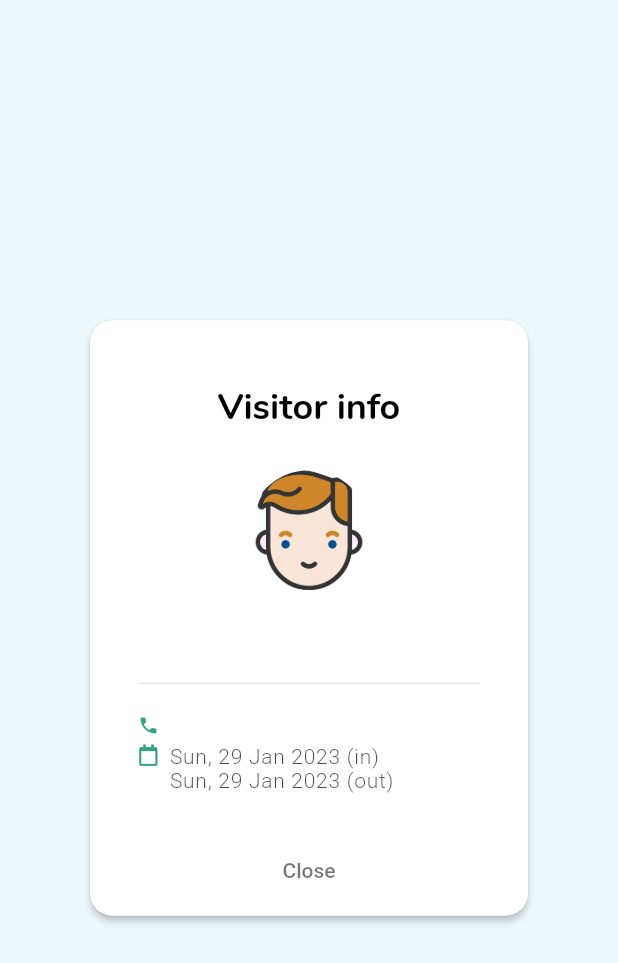
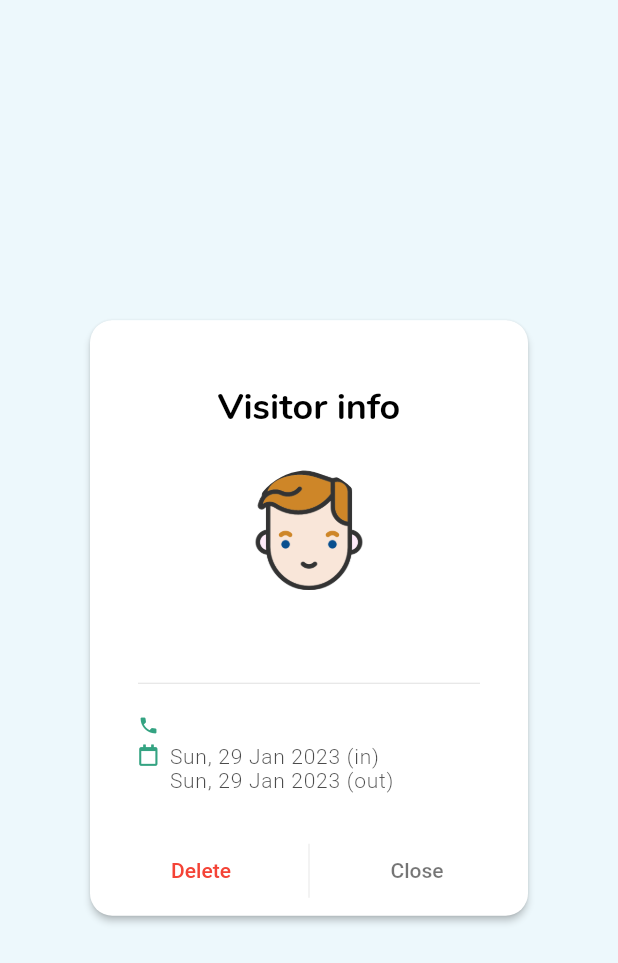
Before and after one commit to Wongoose/the-hill-residence, a Flutter app: the VisitorInfoDialog widget shown alone on an empty page, opened directly with empty values, on a phone screen of 412 x 824 dp. Shown: the top 963 px of the screen. Run offline on Flutter 3.47's test engine with Material 2 defaults, Android fonts, the phone set to English and light mode, and no system bars; drawn by our look-alikes of overlay_support; our stand-ins replace auto_size_text, circular_countdown_timer, cloud_firestore, firebase_auth, firebase_core, flutter_holo_date_picker and 7 more; missing offline and left inert: fluttercontactpicker, image_stack, open_mail_app, whatsapp_share2; accounts and stored records are empty.

Commit message:
DONE: Created delete visitor feature

```diff
--- a/lib/models/model_user.dart
+++ b/lib/models/model_user.dart
@@ -18,8 +18,8 @@ class AppUser extends GetxController {
   String? state;
   String? postcode;
 
-  List<Visitor> pastVisitors = [];
-  List<Visitor> upcomingVisitors = [];
+  RxList<Visitor> pastVisitors = <Visitor>[].obs;
+  RxList<Visitor> upcomingVisitors = <Visitor>[].obs;
   RxInt todayVisitors = 0.obs;
 
   AppUser({this.provider, this.email, this.uid, this.isVerified = false});
@@ -61,11 +61,11 @@ class AppUser extends GetxController {
   }
 
   // Methods
-  void populatePastVisitors(List<Visitor> visitors) => pastVisitors = visitors;
+  void populatePastVisitors(List<Visitor> visitors) => pastVisitors(visitors);
 
   void populateUpcomingVisitors(List<Visitor> visitors) {
     todayVisitors.value = 0;
-    upcomingVisitors = [];
+    upcomingVisitors.value = [];
     if (visitors.isNotEmpty) {
       for (var visitor in visitors) {
         if (visitor.entryDate.isAfter(DateTime.now().subtract(Duration(days: 1)))) {
--- a/lib/models/model_visitor.dart
+++ b/lib/models/model_visitor.dart
@@ -13,7 +13,12 @@ class Visitor {
   String? id;
 
   Visitor(
-      {required this.entryDate, required this.exitDate, required this.phone, required this.name, this.registeredDate});
+      {required this.entryDate,
+      required this.exitDate,
+      required this.phone,
+      required this.name,
+      this.registeredDate,
+      this.id});
 
   // Getters - Visitor dates display
   String get entryDateDisplay {
--- a/lib/screens/home/pages/all_visitors_main.dart
+++ b/lib/screens/home/pages/all_visitors_main.dart
@@ -12,7 +12,7 @@ class AllVisitorsMain extends StatelessWidget {
 
   @override
   Widget build(BuildContext context) {
-    final VisitorDBService _db = Get.put(VisitorDBService());
+    final VisitorDBService _db = Get.find();
     final AuthService authService = Get.find();
     final MyThemeServiceController themeService = Get.put(MyThemeServiceController());
 
@@ -52,6 +52,7 @@ class AllVisitorsMain extends StatelessWidget {
                 child: FutureBuilder(
                   future: _db.getVisitors(),
                   builder: (context, visitors) {
+                    return Obx(() {
                       final List<Visitor> data = authService.appUser.pastVisitors;
                       return ListView.separated(
                         padding: EdgeInsets.fromLTRB(30, 40, 10, 40),
@@ -60,6 +61,7 @@ class AllVisitorsMain extends StatelessWidget {
                         itemBuilder: (context, index) => SingleVisitorListItem(visitor: data[index]),
                         separatorBuilder: (context, index) => Divider(height: 50),
                       );
+                    });
                   },
                 ),
               ),
--- a/lib/screens/home/widgets/home_notif_card.dart
+++ b/lib/screens/home/widgets/home_notif_card.dart
@@ -27,7 +27,7 @@ class HomeNotifCard extends StatelessWidget {
           child: Row(
             mainAxisAlignment: MainAxisAlignment.spaceBetween,
             children: [
-              Text("Upcoming residents",
+              Text("Upcoming visitors",
                   style: TextStyle(fontSize: 20, fontWeight: FontWeight.bold, color: themeService.textColor87)),
               GestureDetector(
                   onTap: () => Get.to(() => AllVisitorsMain()),
@@ -48,8 +48,8 @@ class HomeNotifCard extends StatelessWidget {
               child: FutureBuilder(
                 future: _db.getVisitors(),
                 builder: (context, snapshot) {
+                  return Obx(() {
                     final List<Visitor> data = authService.appUser.upcomingVisitors;
-
                     return ListView.separated(
                       padding: EdgeInsets.fromLTRB(20, 30, 20, 30),
                       itemCount: data.length,
@@ -60,6 +60,7 @@ class HomeNotifCard extends StatelessWidget {
                         return Divider(height: 50);
                       },
                     );
+                  });
                 },
               ),
             ),
--- a/lib/shared/visitor_info_dialog.dart
+++ b/lib/shared/visitor_info_dialog.dart
@@ -3,6 +3,12 @@ import "package:font_awesome_flutter/font_awesome_flutter.dart";
 import "package:get/get.dart";
 import "package:the_hill_residence/controllers/theme_service_controller.dart";
 import "package:the_hill_residence/models/model_visitor.dart";
+import 'package:the_hill_residence/screens/home/home.dart';
+import 'package:the_hill_residence/screens/home/home_wrapper.dart';
+import "package:the_hill_residence/services/firebase/visitor_db.dart";
+import "package:the_hill_residence/shared/my_confirm_dialog.dart";
+import 'package:the_hill_residence/shared/shared_classes.dart';
+import 'package:the_hill_residence/utilities/navigation.dart';
 
 class VisitorInfoDialog extends StatelessWidget {
   final Visitor visitor;
@@ -12,6 +18,7 @@ class VisitorInfoDialog extends StatelessWidget {
   @override
   Widget build(BuildContext context) {
     final MyThemeServiceController themeService = Get.put(MyThemeServiceController());
+    final VisitorDBService db = Get.find();
 
     return Dialog(
       insetPadding: EdgeInsets.symmetric(horizontal: 60),
@@ -80,13 +87,48 @@ class VisitorInfoDialog extends StatelessWidget {
               ]),
             ]),
           ),
-          Container(
-            margin: EdgeInsets.all(0),
-            width: MediaQuery.of(context).size.width,
+          IntrinsicHeight(
+            child: Row(children: [
+              Expanded(
+                child: Container(
+                  height: 60,
+                  color: Colors.transparent,
+                  child: TextButton(
+                    onPressed: () => Get.dialog(MyConfirmDialog(
+                      title: "Warning",
+                      body: "Are you sure to delete the entry for your visitor ${visitor.name}?",
+                      actionText: "Delete entry",
+                      actionColor: Colors.red,
+                      actionFunction: () async {
+                        final ReturnValue result = await db.deleteVisitor(visitor);
+                        Get.back();
+                        if (result.success) Get.back();
+                        Get.showSnackbar(GetSnackBar(message: result.value, duration: Duration(seconds: 2)));
+                      },
+                    )),
+                    child: Padding(
+                      padding: EdgeInsets.fromLTRB(10, 0, 0, 0),
+                      child: Text(
+                        "Delete",
+                        style: TextStyle(
+                          color: Colors.red,
+                          fontSize: 14,
+                          fontWeight: FontWeight.w500,
+                        ),
+                      ),
+                    ),
+                  ),
+                ),
+              ),
+              VerticalDivider(thickness: 0.5, indent: 12, endIndent: 12),
+              Expanded(
+                child: Container(
                   height: 60,
                   color: Colors.transparent,
                   child: TextButton(
                     onPressed: () => Navigator.pop(context),
+                    child: Padding(
+                      padding: EdgeInsets.fromLTRB(0, 0, 10, 0),
                       child: Text(
                         "Close",
                         style: TextStyle(
@@ -97,7 +139,12 @@ class VisitorInfoDialog extends StatelessWidget {
                       ),
                     ),
                   ),
+                ),
+              ),
             ]),
+          ),
+        ]),
+        // Top dialog icon
         Positioned(
             top: -20,
             child: showArrivalStatus
```
Also changed, not shown: lib/services/firebase/visitor_db.dart (+13 -1 lines). Lines whose indentation alone changed are shown as unchanged.
